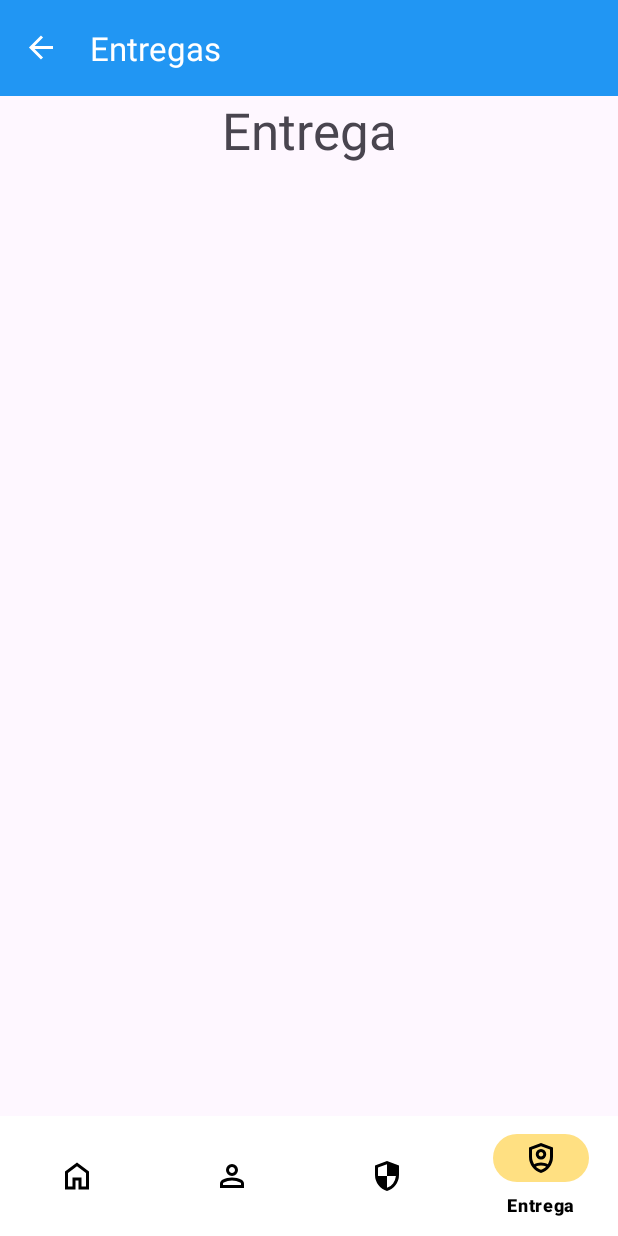
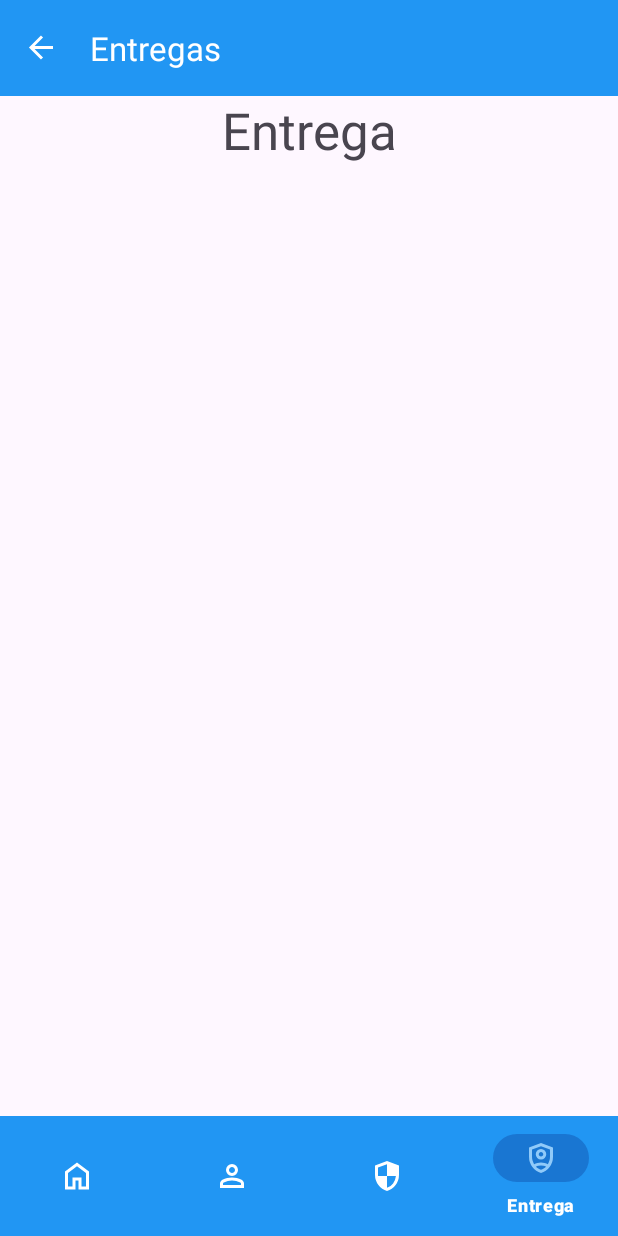
Before and after one commit to lukninja97/SafeGuardPro, an Android app: the screen it shows after launch (MainActivity), item 4 of the bottom bar chosen, on a phone screen of 412 x 824 dp. Run offline under Robolectric (Android 15) with nearby library versions, the phone set to English and light mode, and no system bars; our stand-ins replace navigation-ui.

Commit message:
Ajustar as cores do bottomNavigation.

```diff
--- a/app/src/main/res/layout/activity_main.xml
+++ b/app/src/main/res/layout/activity_main.xml
@@ -11,7 +11,8 @@
         android:layout_width="match_parent"
         android:layout_height="wrap_content"
         app:layout_constraintTop_toTopOf="parent"
-        tools:layout_editor_absoluteX="1dp" />
+        tools:layout_editor_absoluteX="1dp"
+        style="@style/toolbar"/>
 
     <androidx.fragment.app.FragmentContainerView
         android:id="@+id/fragmentContainerView"
@@ -27,9 +28,8 @@
         android:id="@+id/bottomNavigation"
         android:layout_width="match_parent"
         android:layout_height="wrap_content"
+        android:background="?attr/colorSurface"
         app:layout_constraintBottom_toBottomOf="parent"
-        app:itemTextColor="@color/black"
-        app:itemIconTint="@color/black"
         app:menu="@menu/bottom_menu" />
 
 </androidx.constraintlayout.widget.ConstraintLayout>
--- a/app/src/main/res/values/colors.xml
+++ b/app/src/main/res/values/colors.xml
@@ -4,6 +4,7 @@
     <color name="white">#FFFFFF</color>
     <color name="blue">#2196F3</color>
     <color name="blueDark">#1976D2</color>
+    <color name="blueLight">#90CAF9</color>
     <color name="blueContaniner">#E3F3Fe</color>
     <color name="yellow">#FFE082</color>
     <color name="yellowContainer">#FFF174</color>
--- a/app/src/main/res/values/themes.xml
+++ b/app/src/main/res/values/themes.xml
@@ -5,22 +5,21 @@
         <item name="colorSecondary">@color/yellow</item>
 
         <item name="colorAccent">@color/blue</item>
+
         <item name="colorSurface">@color/blue</item>
+        <item name="colorOnSurface">@color/white</item>
+        <item name="colorOnSurfaceVariant">@color/white</item>
+        <item name="colorSecondaryContainer">@color/blueDark</item>
+        <item name="colorOnSecondaryContainer">@color/blueLight</item>
+
         <item name="colorSurfaceContainer">@color/white</item>
 
         <item name="colorOnPrimary">@color/white</item>
         <item name="colorOnSecondary">@color/white</item>
 
-        <item name="colorSecondaryContainer">@color/yellow</item>
-
-        <item name="colorOnSurface">@color/white</item>
-        <item name="colorOnSurfaceVariant">@color/white</item>
-
         <item name="colorOnBackground">@color/black</item>
 
         <item name="android:statusBarColor">@color/blueDark</item>
-
-        <item name="toolbarStyle">@style/toolbar</item>
     </style>
 
     <style name="toolbar" parent="Widget.Material3.Toolbar.Surface">
```
